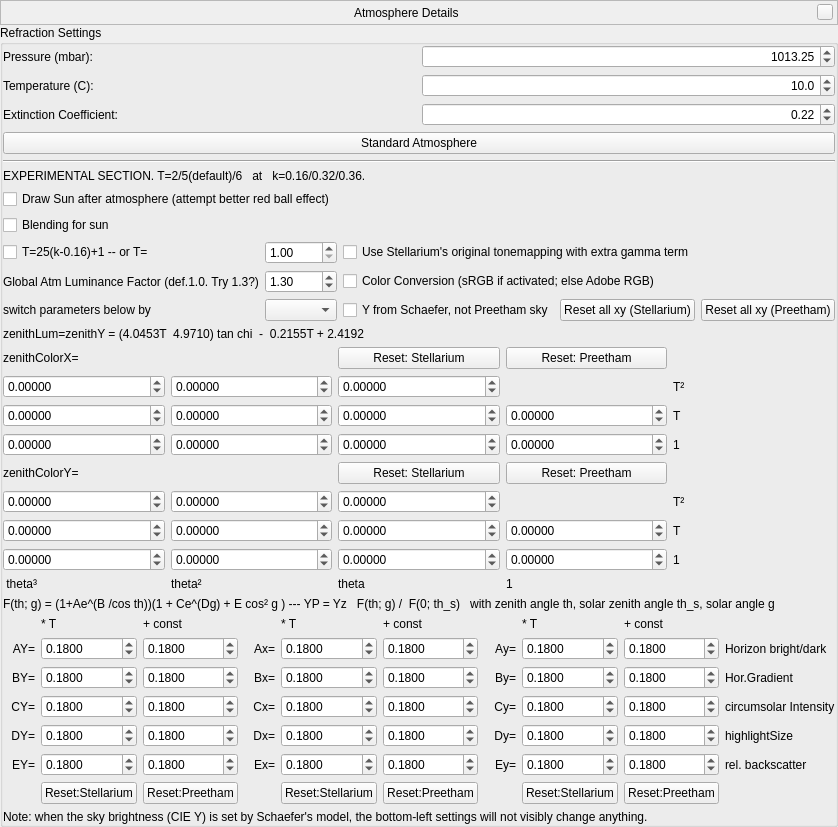
This is src/gui/atmosphereDialog.ui in Stellarium/stellarium as Qt 5 draws it before an edit. The edited form follows.
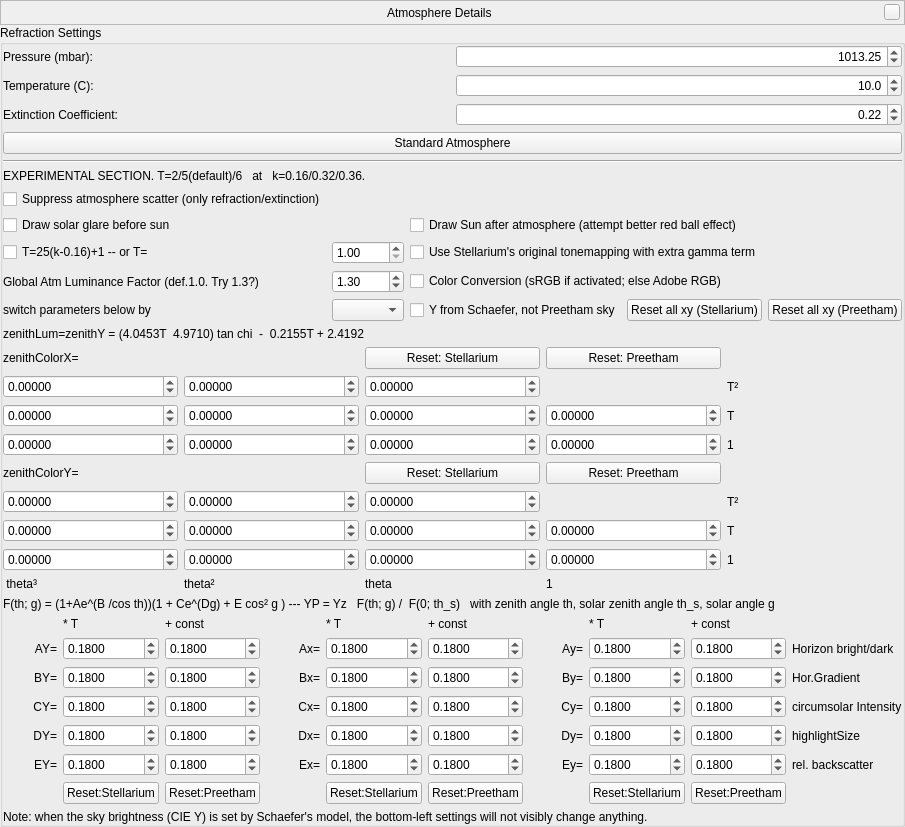
This is the edited form. Custom widgets are drawn as their Qt base class.

Commit message: Two new flags for sun and atmosphere - Repurposed a flag to render solar halo before the 3d sphere - Added a flag to suppress atmosphere scattering rendering.   Just keeps atmosphere brightness, refraction and extinction effects.

```diff
--- a/src/gui/atmosphereDialog.ui
+++ b/src/gui/atmosphereDialog.ui
@@ -259,64 +259,16 @@
         </property>
        </widget>
       </item>
-      <item>
-       <widget class="QCheckBox" name="checkBox_drawSunAfterAtmosphere">
-        <property name="text">
-         <string>Draw Sun after atmosphere (attempt better red ball effect)</string>
-        </property>
-       </widget>
-      </item>
-      <item>
-       <widget class="QCheckBox" name="checkBox_blendSun">
-        <property name="text">
-         <string>Blending for sun</string>
-        </property>
-       </widget>
-      </item>
       <item>
        <layout class="QGridLayout" name="gridLayout_2">
-        <item row="2" column="0">
+        <item row="4" column="0">
          <widget class="QLabel" name="label_23">
           <property name="text">
            <string>switch parameters below by </string>
           </property>
          </widget>
         </item>
-        <item row="0" column="0">
-         <widget class="QCheckBox" name="checkBox_TfromK">
-          <property name="text">
-           <string>T=25(k-0.16)+1 -- or T=</string>
-          </property>
-         </widget>
-        </item>
         <item row="2" column="1">
-         <widget class="QComboBox" name="comboBox_skylightDecimals">
-          <property name="currentText">
-           <string/>
-          </property>
-         </widget>
-        </item>
-        <item row="1" column="1">
-         <widget class="QDoubleSpinBox" name="doubleSpinBox_globalBrightness">
-          <property name="maximum">
-           <double>2.500000000000000</double>
-          </property>
-          <property name="singleStep">
-           <double>0.010000000000000</double>
-          </property>
-          <property name="value">
-           <double>1.300000000000000</double>
-          </property>
-         </widget>
-        </item>
-        <item row="1" column="0">
-         <widget class="QLabel" name="label_33">
-          <property name="text">
-           <string>Global Atm Luminance Factor (def.1.0. Try 1.3?)</string>
-          </property>
-         </widget>
-        </item>
-        <item row="0" column="1">
          <widget class="QDoubleSpinBox" name="doubleSpinBox_T">
           <property name="minimum">
            <double>1.000000000000000</double>
@@ -326,14 +278,21 @@
           </property>
          </widget>
         </item>
-        <item row="0" column="2">
+        <item row="2" column="2">
          <widget class="QCheckBox" name="checkBox_flagUseTmGamma">
           <property name="text">
            <string>Use Stellarium's original tonemapping with extra gamma term</string>
           </property>
          </widget>
         </item>
-        <item row="2" column="2">
+        <item row="3" column="2">
+         <widget class="QCheckBox" name="checkBox_sRGB">
+          <property name="text">
+           <string>Color Conversion (sRGB if activated; else Adobe RGB)</string>
+          </property>
+         </widget>
+        </item>
+        <item row="4" column="2">
          <layout class="QHBoxLayout" name="horizontalLayout">
           <item>
            <widget class="QCheckBox" name="checkBox_Schaefer">
@@ -380,10 +339,58 @@
           </item>
          </layout>
         </item>
+        <item row="1" column="0">
+         <widget class="QCheckBox" name="checkBox_earlySunHalo">
+          <property name="text">
+           <string>Draw solar glare before sun</string>
+          </property>
+         </widget>
+        </item>
         <item row="1" column="2">
-         <widget class="QCheckBox" name="checkBox_sRGB">
+         <widget class="QCheckBox" name="checkBox_drawSunAfterAtmosphere">
           <property name="text">
-           <string>Color Conversion (sRGB if activated; else Adobe RGB)</string>
+           <string>Draw Sun after atmosphere (attempt better red ball effect)</string>
+          </property>
+         </widget>
+        </item>
+        <item row="2" column="0">
+         <widget class="QCheckBox" name="checkBox_TfromK">
+          <property name="text">
+           <string>T=25(k-0.16)+1 -- or T=</string>
+          </property>
+         </widget>
+        </item>
+        <item row="3" column="1">
+         <widget class="QDoubleSpinBox" name="doubleSpinBox_globalBrightness">
+          <property name="maximum">
+           <double>2.500000000000000</double>
+          </property>
+          <property name="singleStep">
+           <double>0.010000000000000</double>
+          </property>
+          <property name="value">
+           <double>1.300000000000000</double>
+          </property>
+         </widget>
+        </item>
+        <item row="3" column="0">
+         <widget class="QLabel" name="label_33">
+          <property name="text">
+           <string>Global Atm Luminance Factor (def.1.0. Try 1.3?)</string>
+          </property>
+         </widget>
+        </item>
+        <item row="4" column="1">
+         <widget class="QComboBox" name="comboBox_skylightDecimals">
+          <property name="currentText">
+           <string/>
+          </property>
+         </widget>
+        </item>
+        <item row="0" column="0">
+         <widget class="QCheckBox" name="checkBox_noScatter">
+          <property name="text">
+           <string>Suppress atmosphere scatter (only refraction/extinction)</string>
           </property>
          </widget>
         </item>
```
The commit also changes 5 other files.
